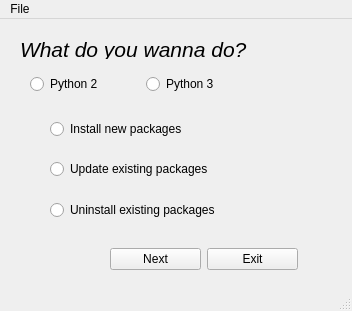
Qt form UI_Files/startScreen.ui (GDGVIT/pip-gui) before a commit.
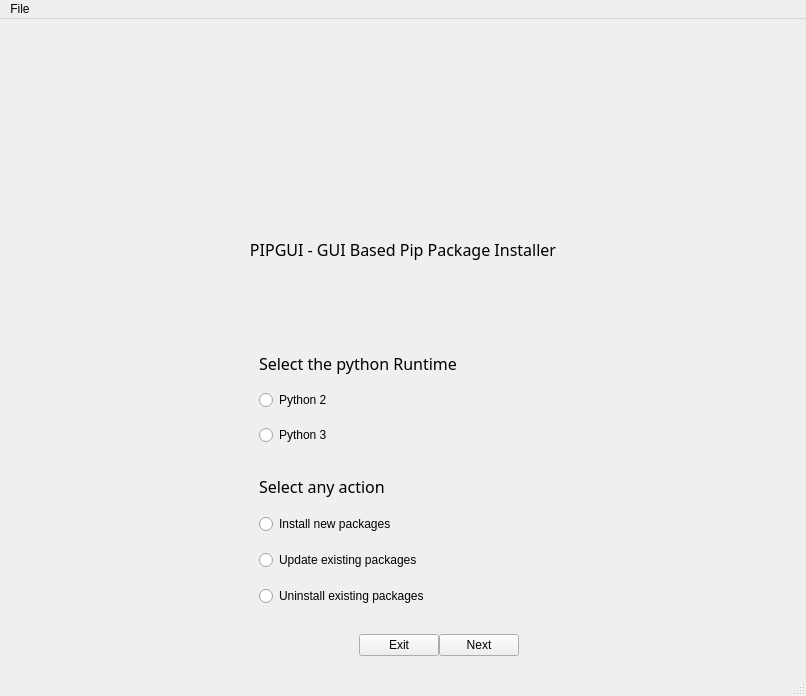
The same form after that commit. Icons and pictures are not drawn.

The edit to the form file:
```diff
--- a/UI_Files/startScreen.ui
+++ b/UI_Files/startScreen.ui
@@ -6,8 +6,8 @@
    <rect>
     <x>0</x>
     <y>0</y>
-    <width>352</width>
-    <height>311</height>
+    <width>806</width>
+    <height>696</height>
    </rect>
   </property>
   <property name="cursor">
@@ -24,76 +24,144 @@
    <enum>QTabWidget::Rounded</enum>
   </property>
   <widget class="QWidget" name="centralwidget">
-   <widget class="QLabel" name="label">
-    <property name="geometry">
-     <rect>
-      <x>20</x>
-      <y>20</y>
-      <width>231</width>
-      <height>20</height>
-     </rect>
-    </property>
-    <property name="font">
-     <font>
-      <pointsize>16</pointsize>
-      <italic>true</italic>
-     </font>
-    </property>
-    <property name="text">
-     <string>What do you wanna do?</string>
-    </property>
-   </widget>
-   <widget class="QWidget" name="verticalLayoutWidget">
-    <property name="geometry">
-     <rect>
-      <x>50</x>
-      <y>100</y>
-      <width>251</width>
-      <height>101</height>
-     </rect>
-    </property>
     <layout class="QVBoxLayout" name="verticalLayout">
      <item>
+     <layout class="QGridLayout" name="gridLayout">
+      <property name="topMargin">
+       <number>9</number>
+      </property>
+      <property name="bottomMargin">
+       <number>9</number>
+      </property>
+      <property name="verticalSpacing">
+       <number>6</number>
+      </property>
+      <item row="0" column="0">
+       <widget class="QLabel" name="label_4">
+        <property name="text">
+         <string/>
+        </property>
+        <property name="pixmap">
+         <pixmap>../../Resource_Files/Assets/pip-logo.jpg</pixmap>
+        </property>
+        <property name="alignment">
+         <set>Qt::AlignCenter</set>
+        </property>
+        <property name="indent">
+         <number>3</number>
+        </property>
+       </widget>
+      </item>
+      <item row="1" column="0">
+       <widget class="QLabel" name="label_5">
+        <property name="font">
+         <font>
+          <family>Meslo LG L DZ for Powerline</family>
+          <pointsize>12</pointsize>
+         </font>
+        </property>
+        <property name="text">
+         <string>PIPGUI - GUI Based Pip Package Installer</string>
+        </property>
+        <property name="alignment">
+         <set>Qt::AlignCenter</set>
+        </property>
+        <property name="indent">
+         <number>3</number>
+        </property>
+       </widget>
+      </item>
+     </layout>
+    </item>
+    <item>
+     <layout class="QFormLayout" name="formLayout_3">
+      <property name="sizeConstraint">
+       <enum>QLayout::SetNoConstraint</enum>
+      </property>
+      <property name="rowWrapPolicy">
+       <enum>QFormLayout::WrapLongRows</enum>
+      </property>
+      <property name="labelAlignment">
+       <set>Qt::AlignCenter</set>
+      </property>
+      <property name="formAlignment">
+       <set>Qt::AlignCenter</set>
+      </property>
+      <property name="verticalSpacing">
+       <number>28</number>
+      </property>
+      <property name="topMargin">
+       <number>1</number>
+      </property>
+      <property name="bottomMargin">
+       <number>0</number>
+      </property>
+      <item row="2" column="0">
+       <layout class="QHBoxLayout" name="horizontalLayout">
+        <property name="leftMargin">
+         <number>350</number>
+        </property>
+        <property name="topMargin">
+         <number>0</number>
+        </property>
+        <property name="bottomMargin">
+         <number>9</number>
+        </property>
+        <item>
+         <widget class="QPushButton" name="btnExit">
+          <property name="text">
+           <string>Exit</string>
+          </property>
+         </widget>
+        </item>
+        <item>
+         <widget class="QPushButton" name="btnNext">
+          <property name="text">
+           <string>Next</string>
+          </property>
+         </widget>
+        </item>
+       </layout>
+      </item>
+      <item row="1" column="0" colspan="2">
+       <layout class="QFormLayout" name="formLayout_2">
+        <property name="verticalSpacing">
+         <number>16</number>
+        </property>
+        <property name="leftMargin">
+         <number>250</number>
+        </property>
+        <property name="topMargin">
+         <number>2</number>
+        </property>
+        <item row="0" column="0">
+         <widget class="QLabel" name="label_3">
+          <property name="font">
+           <font>
+            <family>Meslo LG M DZ for Powerline</family>
+            <pointsize>12</pointsize>
+           </font>
+          </property>
+          <property name="text">
+           <string>Select any action</string>
+          </property>
+         </widget>
+        </item>
+        <item row="1" column="0">
       <widget class="QRadioButton" name="radioInstall">
        <property name="text">
         <string>Install new packages</string>
        </property>
       </widget>
      </item>
-     <item>
-      <spacer name="verticalSpacer">
-       <property name="orientation">
-        <enum>Qt::Vertical</enum>
-       </property>
-       <property name="sizeHint" stdset="0">
-        <size>
-         <width>20</width>
-         <height>40</height>
-        </size>
-       </property>
-      </spacer>
-     </item>
-     <item>
+        <item row="2" column="0">
       <widget class="QRadioButton" name="radioUpdate">
        <property name="text">
         <string>Update existing packages</string>
        </property>
       </widget>
      </item>
-     <item>
-      <spacer name="verticalSpacer_2">
-       <property name="orientation">
-        <enum>Qt::Vertical</enum>
-       </property>
-       <property name="sizeHint" stdset="0">
-        <size>
-         <width>20</width>
-         <height>40</height>
-        </size>
-       </property>
-      </spacer>
-     </item>
-     <item>
+        <item row="3" column="0">
       <widget class="QRadioButton" name="radioUninstall">
        <property name="text">
         <string>Uninstall existing packages</string>
@@ -101,51 +169,48 @@
       </widget>
      </item>
     </layout>
-   </widget>
-   <widget class="QWidget" name="horizontalLayoutWidget">
-    <property name="geometry">
-     <rect>
-      <x>110</x>
-      <y>200</y>
-      <width>188</width>
-      <height>80</height>
-     </rect>
-    </property>
-    <layout class="QHBoxLayout" name="horizontalLayout">
-     <item>
-      <widget class="QPushButton" name="btnNext">
-       <property name="text">
-        <string>Next</string>
-       </property>
-      </widget>
-     </item>
-     <item>
-      <widget class="QPushButton" name="btnExit">
+      </item>
+      <item row="0" column="0" colspan="2">
+       <layout class="QFormLayout" name="formLayout">
+        <property name="labelAlignment">
+         <set>Qt::AlignCenter</set>
+        </property>
+        <property name="formAlignment">
+         <set>Qt::AlignCenter</set>
+        </property>
+        <property name="verticalSpacing">
+         <number>15</number>
+        </property>
+        <property name="leftMargin">
+         <number>250</number>
+        </property>
+        <property name="topMargin">
+         <number>18</number>
+        </property>
+        <property name="rightMargin">
+         <number>40</number>
+        </property>
+        <item row="0" column="0" colspan="2">
+         <widget class="QLabel" name="label_2">
+          <property name="font">
+           <font>
+            <family>Meslo LG L DZ for Powerline</family>
+            <pointsize>12</pointsize>
+           </font>
+          </property>
        <property name="text">
-        <string>Exit</string>
+           <string>Select the python Runtime</string>
        </property>
       </widget>
      </item>
-    </layout>
-   </widget>
-   <widget class="QWidget" name="horizontalLayoutWidget_2">
-    <property name="geometry">
-     <rect>
-      <x>30</x>
-      <y>50</y>
-      <width>226</width>
-      <height>31</height>
-     </rect>
-    </property>
-    <layout class="QHBoxLayout" name="horizontalLayout_2">
-     <item>
+        <item row="1" column="0">
       <widget class="QRadioButton" name="radioPy2">
        <property name="text">
         <string>Python 2</string>
        </property>
       </widget>
      </item>
-     <item>
+        <item row="2" column="0">
       <widget class="QRadioButton" name="radioPy3">
        <property name="text">
         <string>Python 3</string>
@@ -153,15 +218,18 @@
       </widget>
      </item>
     </layout>
-   </widget>
+      </item>
+     </layout>
+    </item>
+   </layout>
   </widget>
   <widget class="QMenuBar" name="menubar">
    <property name="geometry">
     <rect>
      <x>0</x>
      <y>0</y>
-     <width>352</width>
-     <height>26</height>
+     <width>806</width>
+     <height>21</height>
     </rect>
    </property>
    <widget class="QMenu" name="menuFile">
```
Left out of the diff: 4 changed lines with no effect on the pictures. Lines whose indentation alone changed are shown as unchanged.
